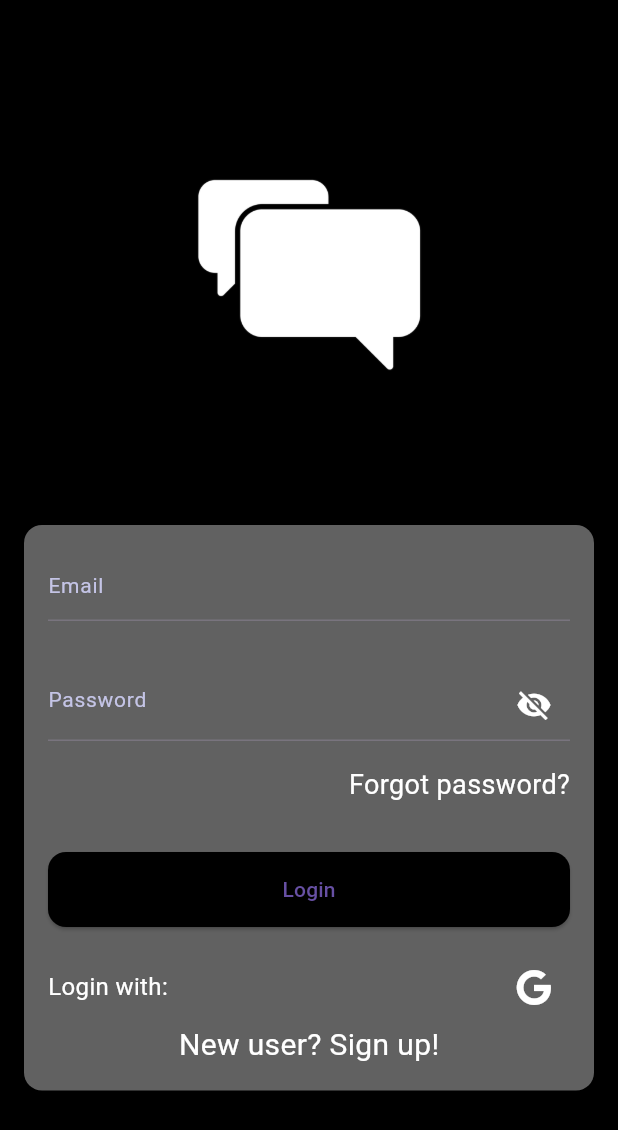
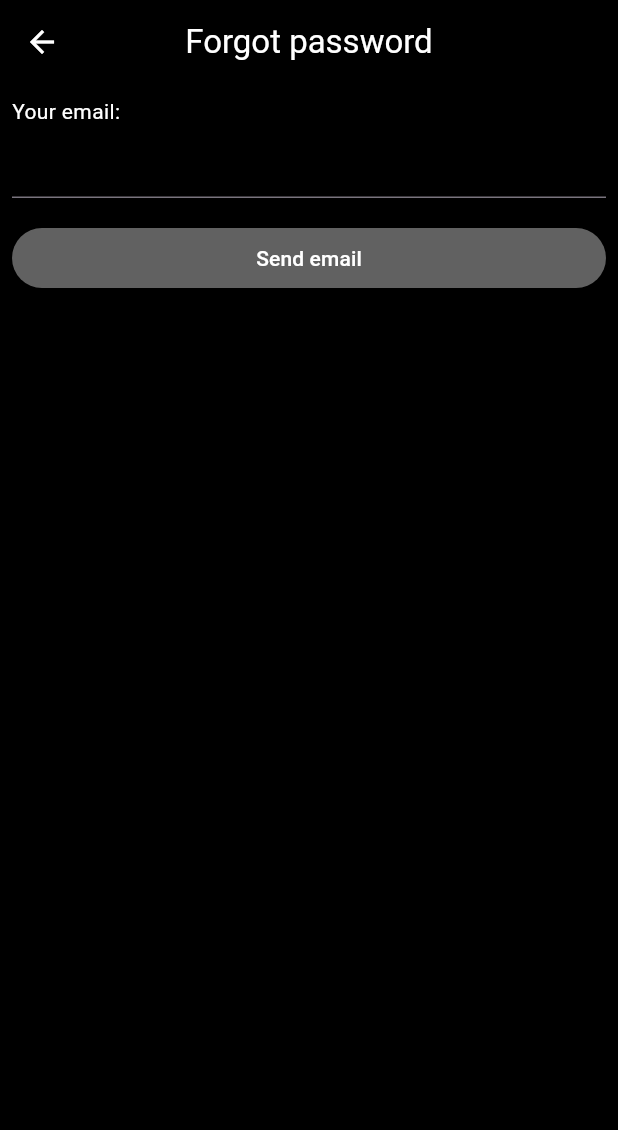
Before and after one commit to DieuNN/flutter_firebase_chat_app, a Flutter app: the screen it shows after launch, after a tap on "Forgot password?", on a phone screen of 412 x 824 dp. Shown: the top 1130 px of the screen. Run offline on Flutter 3.47's test engine with Material 2 defaults, Android fonts, the phone set to English and light mode, and no system bars; our stand-ins replace bloc, bloc_concurrency, cached_network_image, cloud_firestore, email_validator, firebase_auth and 12 more; missing offline and left inert: easy_image_viewer, keyboard_attachable; accounts and stored records are empty.

Commit message:
Add Forgot password feature

```diff
--- a/lib/blocs/authentication/authentication_bloc.dart
+++ b/lib/blocs/authentication/authentication_bloc.dart
@@ -111,5 +111,18 @@ class AuthenticationBloc
         log(e.toString());
       }
     }, transformer: sequential());
+
+    on<StartForgetPasswordEvent>((event, emit) async {
+      final email = event.email;
+      try {
+        emit(ForgetPasswordInProgressState());
+        await FirebaseAuthenticationExtensions.forgetPasswordByEmail(
+            email: email);
+        emit(ForgetPasswordSuccessState());
+      } catch (e) {
+        log(e.toString());
+        emit(ForgetPasswordFailureState(errorMessage: e.toString()));
+      }
+    }, transformer: sequential());
   }
 }
--- a/lib/blocs/authentication/authentication_event.dart
+++ b/lib/blocs/authentication/authentication_event.dart
@@ -35,3 +35,9 @@ class StartUpdateAccountEvent extends AuthenticationEvent {
       required this.email,
       required this.password});
 }
+
+class StartForgetPasswordEvent extends AuthenticationEvent {
+  final String email;
+
+  StartForgetPasswordEvent({required this.email});
+}
--- a/lib/blocs/authentication/authentication_state.dart
+++ b/lib/blocs/authentication/authentication_state.dart
@@ -44,3 +44,14 @@ class UpdateAccountFailureState extends AuthenticationState {
 
   UpdateAccountFailureState({required this.errorMessage});
 }
+
+class ForgetPasswordInProgressState extends AuthenticationState {
+}
+
+class ForgetPasswordSuccessState extends AuthenticationState {}
+
+class ForgetPasswordFailureState extends AuthenticationState {
+  final String? errorMessage;
+
+  ForgetPasswordFailureState({this.errorMessage});
+}
--- a/lib/extensions/firebase_extensions/firebase_authentication.dart
+++ b/lib/extensions/firebase_extensions/firebase_authentication.dart
@@ -78,4 +78,8 @@ extension FirebaseAuthenticationExtensions on FirebaseAuth {
       await FirebaseAuth.instance.currentUser!.updatePhotoURL(profileUrl);
     }
   }
+
+  static Future<void> forgetPasswordByEmail({required String email}) async {
+    await FirebaseAuth.instance.sendPasswordResetEmail(email: email);
+  }
 }
--- a/lib/main.dart
+++ b/lib/main.dart
@@ -8,6 +8,7 @@ import 'package:chat_app/blocs/pages/page_bloc.dart';
 import 'package:chat_app/extensions/firebase_extensions/firebase_app.dart';
 import 'package:chat_app/extensions/firebase_extensions/firebase_messaging.dart';
 import 'package:chat_app/ui/page/add_contact_page.dart';
+import 'package:chat_app/ui/page/forgot_password_page.dart';
 import 'package:chat_app/ui/page/message_page.dart';
 import 'package:chat_app/ui/page/home_page.dart';
 import 'package:chat_app/ui/page/login_page.dart';
@@ -112,6 +113,9 @@ class ChatApp extends StatelessWidget {
                     ConversationPage(args: arguments),
                   );
                 }
+                if (settings.name == "/forgot_password") {
+                  return AnimatedRoute.createSlidingUpRoute(const ForgotPasswordPage());
+                }
                 // Unknown route
                 return AnimatedRoute.createSlidingUpRoute(HomePage());
               },
--- /dev/null
+++ b/lib/ui/page/forgot_password_page.dart
@@ -0,0 +1,101 @@
+import 'package:chat_app/blocs/authentication/authentication_bloc.dart';
+import 'package:chat_app/constants/app_constants.dart';
+import 'package:chat_app/ui/widget/common/form_input_field.dart';
+import 'package:email_validator/email_validator.dart';
+import 'package:flutter/material.dart';
+import 'package:flutter_bloc/flutter_bloc.dart';
+import 'package:fluttertoast/fluttertoast.dart';
+
+class ForgotPasswordPage extends StatefulWidget {
+  const ForgotPasswordPage({Key? key}) : super(key: key);
+
+  @override
+  State<ForgotPasswordPage> createState() => _ForgotPasswordPageState();
+}
+
+class _ForgotPasswordPageState extends State<ForgotPasswordPage> {
+  final TextEditingController textEditingController = TextEditingController();
+
+  @override
+  Widget build(BuildContext context) {
+    return BlocConsumer<AuthenticationBloc, AuthenticationState>(
+      listener: (context, state) {
+        if(state is ForgetPasswordInProgressState) {
+          Fluttertoast.showToast(msg: "Sending email ...");
+        }
+        if(state is ForgetPasswordSuccessState) {
+          Fluttertoast.showToast(msg: "An email sent!");
+        }
+        if(state is ForgetPasswordFailureState) {
+          Fluttertoast.showToast(msg: "Error: ${state.errorMessage}");
+        }
+      },
+      builder: (context, state) {
+        return Scaffold(
+          backgroundColor: Colors.black,
+          appBar: AppBar(
+            centerTitle: true,
+            backgroundColor: Colors.black,
+            iconTheme: const IconThemeData(
+              color: Colors.white,
+            ),
+            title: const Text(
+              "Forgot password",
+              style: TextStyle(color: Colors.white),
+            ),
+          ),
+          body: SafeArea(
+            child: Padding(
+              padding: const EdgeInsets.all(8.0),
+              child: Column(
+                crossAxisAlignment: CrossAxisAlignment.start,
+                children: [
+                  const Text(
+                    "Your email: ",
+                    style: TextStyle(color: Colors.white),
+                  ),
+                  FormInputField(
+                    controller: textEditingController,
+                    shouldValidator: true,
+                  ),
+                  const SizedBox(
+                    height: 16,
+                  ),
+                  buildForgetPasswordButton(),
+                ],
+              ),
+            ),
+          ),
+        );
+      },
+    );
+  }
+
+  Widget buildForgetPasswordButton() {
+    return ConstrainedBox(
+      constraints: BoxConstraints(minWidth: MediaQuery
+          .of(context)
+          .size
+          .width),
+      child: ElevatedButton(
+        style: ElevatedButton.styleFrom(
+          backgroundColor: AppConstants.secondaryColor,
+        ),
+        onPressed: () {
+          if(!EmailValidator.validate(textEditingController.text)) {
+            return;
+          }
+          sendForgetPasswordEmail();
+        },
+        child: const Text(
+          "Send email",
+          style: TextStyle(color: Colors.white),
+        ),
+      ),
+    );
+  }
+
+  void sendForgetPasswordEmail() {
+    context.read<AuthenticationBloc>().add(StartForgetPasswordEvent(email: textEditingController.text));
+  }
+}
--- a/lib/ui/page/login_page.dart
+++ b/lib/ui/page/login_page.dart
@@ -227,12 +227,16 @@ class _LoginPageState extends State<LoginPage> {
                 fontSize: 18,
               ),
             ),
-            onTap: () {},
+            onTap: () {
+              Navigator.of(context).pushNamed("/forgot_password");
+            },
           )
         ],
       ),
     );
   }
+
+
 
   _buildLoginWithEmailButton(GlobalKey<FormState> formKey) {
     return Padding(
```
